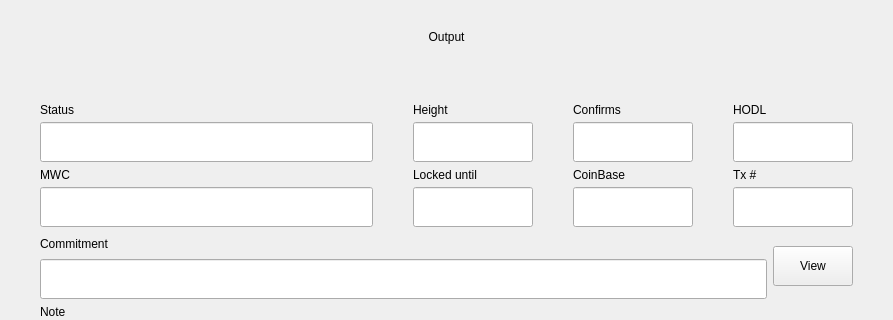
Above: dialogs_desktop/e_showoutputdlg.ui from 0xkobe/mwc-wallet before the change; both pictures show x 0 to 893 and y 0 to 320 of the 893 by 518 pixel window. Below: the same form after it.
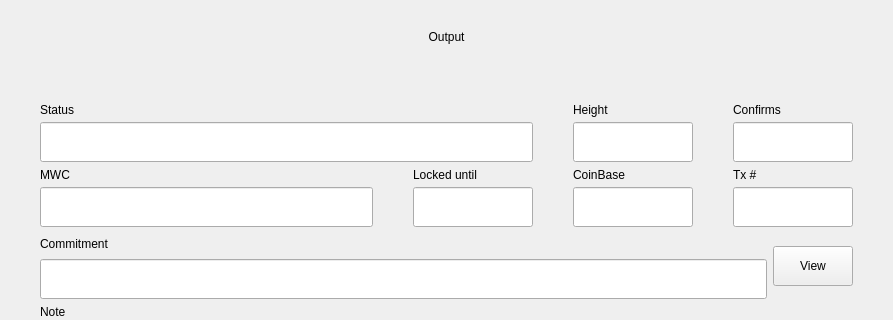
That is the form after the change. Custom widgets are drawn as their Qt base class.

Diff of the .ui file:
```diff
--- a/dialogs_desktop/e_showoutputdlg.ui
+++ b/dialogs_desktop/e_showoutputdlg.ui
@@ -56,7 +56,7 @@
     </spacer>
    </item>
    <item>
-    <layout class="QHBoxLayout" name="horizontalLayout_5" stretch="1,0,0,0">
+    <layout class="QHBoxLayout" name="horizontalLayout_5" stretch="1,0,0">
      <property name="spacing">
       <number>40</number>
      </property>
@@ -222,60 +222,6 @@
        </item>
       </layout>
      </item>
-     <item>
-      <layout class="QVBoxLayout" name="verticalLayout_10">
-       <property name="spacing">
-        <number>5</number>
-       </property>
-       <item>
-        <widget class="control::MwcLabelSmall" name="label_13">
-         <property name="sizePolicy">
-          <sizepolicy hsizetype="Fixed" vsizetype="Preferred">
-           <horstretch>0</horstretch>
-           <verstretch>0</verstretch>
-          </sizepolicy>
-         </property>
-         <property name="maximumSize">
-          <size>
-           <width>16777215</width>
-           <height>22</height>
-          </size>
-         </property>
-         <property name="text">
-          <string>HODL</string>
-         </property>
-        </widget>
-       </item>
-       <item>
-        <widget class="control::MwcLineEditDlg" name="hodl">
-         <property name="minimumSize">
-          <size>
-           <width>120</width>
-           <height>40</height>
-          </size>
-         </property>
-         <property name="maximumSize">
-          <size>
-           <width>120</width>
-           <height>40</height>
-          </size>
-         </property>
-         <property name="focusPolicy">
-          <enum>Qt::ClickFocus</enum>
-         </property>
-         <property name="text">
-          <string/>
-         </property>
-         <property name="alignment">
-          <set>Qt::AlignLeading|Qt::AlignLeft|Qt::AlignTop</set>
-         </property>
-         <property name="readOnly">
-          <bool>true</bool>
-         </property>
-        </widget>
-       </item>
-      </layout>
-     </item>
     </layout>
    </item>
    <item>
```
